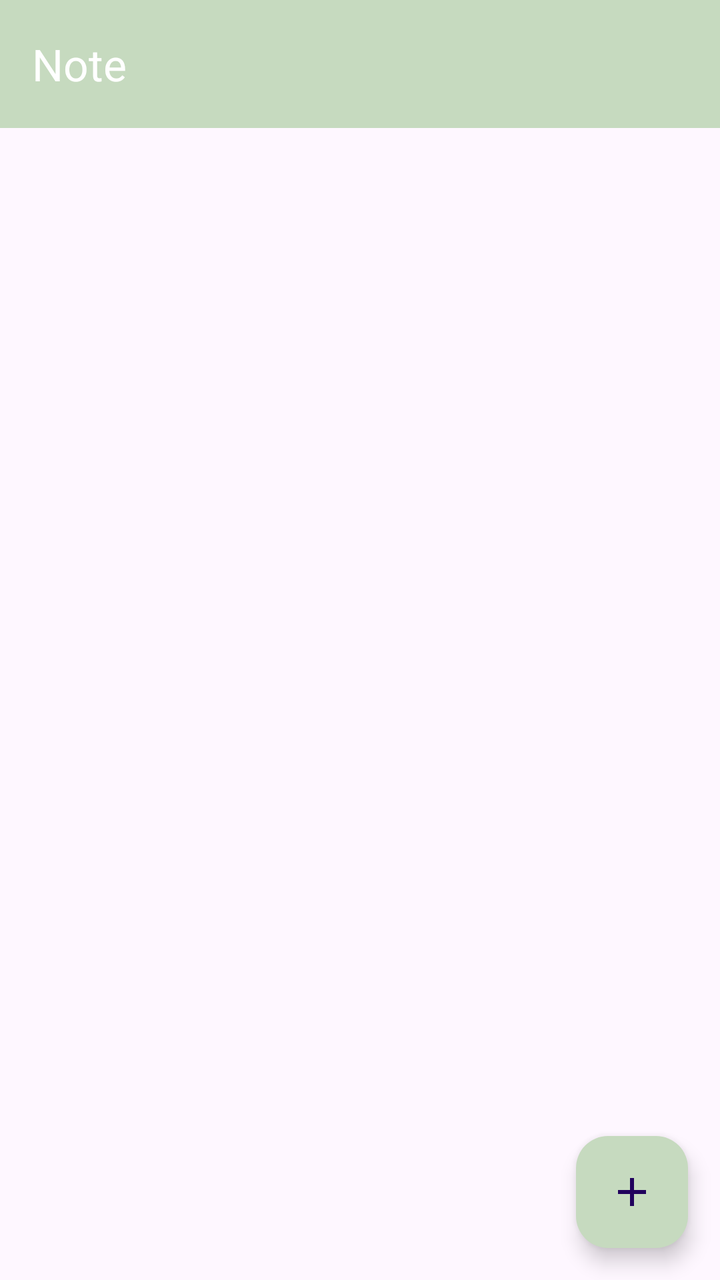
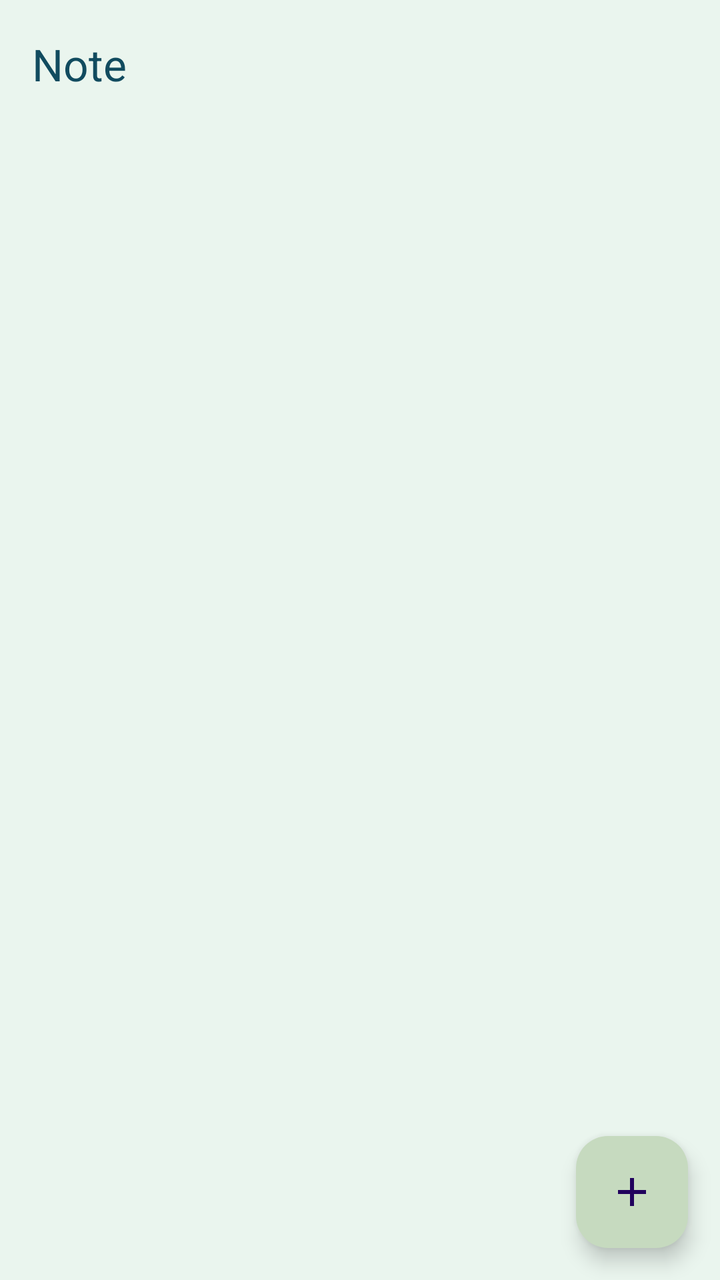

Before-and-after screenshots of an Android layout around one commit, followed by the original layout XML and the change that was made.
<!-- AndroidManifest.xml: application theme Theme.Sherine_TIA -->
<!-- res/layout/fragment_notes.xml -->
<?xml version="1.0" encoding="utf-8"?>
<androidx.constraintlayout.widget.ConstraintLayout xmlns:android="http://schemas.android.com/apk/res/android"
    xmlns:app="http://schemas.android.com/apk/res-auto"
    xmlns:tools="http://schemas.android.com/tools"
    android:layout_width="match_parent"
    android:layout_height="match_parent"
    tools:context=".Note.NotesFragment">

    <androidx.appcompat.widget.Toolbar
        android:id="@+id/toolbar"
        android:layout_width="0dp"
        android:layout_height="?attr/actionBarSize"
        android:background="@color/lightGreen"
        app:layout_constraintEnd_toEndOf="parent"
        app:layout_constraintStart_toStartOf="parent"
        app:layout_constraintTop_toTopOf="parent"
        app:title="Note"
        app:titleTextColor="@android:color/white" />

    <androidx.recyclerview.widget.RecyclerView
        android:id="@+id/rvNotes"
        android:layout_width="0dp"
        android:layout_height="0dp"
        android:clipToPadding="false"
        android:padding="12dp"
        app:layout_constraintBottom_toBottomOf="parent"
        app:layout_constraintEnd_toEndOf="parent"
        app:layout_constraintStart_toStartOf="parent"
        app:layout_constraintTop_toBottomOf="@id/toolbar" />

    <com.google.android.material.floatingactionbutton.FloatingActionButton
        android:id="@+id/fabAddNote"
        android:layout_width="wrap_content"
        android:layout_height="wrap_content"
        android:layout_margin="16dp"
        android:backgroundTint="@color/lightGreen"
        android:contentDescription="Tambah catatan"
        android:src="@drawable/outline_add_24"
        app:layout_constraintBottom_toBottomOf="parent"
        app:layout_constraintEnd_toEndOf="parent" />

</androidx.constraintlayout.widget.ConstraintLayout>
<!-- resources referenced by this layout -->
<resources>
  <color name="lightGreen">#C6DABF</color>
  <!-- drawable outline_add_24 (drawable) -->
  <vector xmlns:android="http://schemas.android.com/apk/res/android"
      android:height="24dp"
      android:tint="#114B5F"
      android:viewportHeight="960"
      android:viewportWidth="960"
      android:width="24dp">
  
      <path
          android:fillColor="@android:color/white"
          android:pathData="M440,520L200,520L200,440L440,440L440,200L520,200L520,440L760,440L760,520L520,520L520,760L440,760L440,520Z" />
  
  </vector>
  <style name="Theme.Sherine_TIA" parent="Base.Theme.Sherine_TIA" />
  <style name="Base.Theme.Sherine_TIA" parent="Theme.Material3.DayNight.NoActionBar">
          
          
      </style>
</resources>

<!-- the commit's change to res/layout/fragment_notes.xml (unified diff, before → after) -->
@@ -4,18 +4,19 @@
     xmlns:tools="http://schemas.android.com/tools"
     android:layout_width="match_parent"
     android:layout_height="match_parent"
+    android:background="@color/bgColour"
     tools:context=".Note.NotesFragment">
 
     <androidx.appcompat.widget.Toolbar
         android:id="@+id/toolbar"
         android:layout_width="0dp"
         android:layout_height="?attr/actionBarSize"
-        android:background="@color/lightGreen"
+        android:background="@color/bgColour"
         app:layout_constraintEnd_toEndOf="parent"
         app:layout_constraintStart_toStartOf="parent"
         app:layout_constraintTop_toTopOf="parent"
         app:title="Note"
-        app:titleTextColor="@android:color/white" />
+        app:titleTextColor="@color/blue" />
 
     <androidx.recyclerview.widget.RecyclerView
         android:id="@+id/rvNotes"
<!-- resource entries referenced after the edit -->
@@ -1,5 +1,7 @@
 <!-- resources referenced by this layout -->
 <resources>
+  <color name="bgColour">#EAF5EE</color>
+  <color name="blue">#114B5F</color>
   <color name="lightGreen">#C6DABF</color>
   <!-- drawable outline_add_24 (drawable) -->
   <vector xmlns:android="http://schemas.android.com/apk/res/android"
